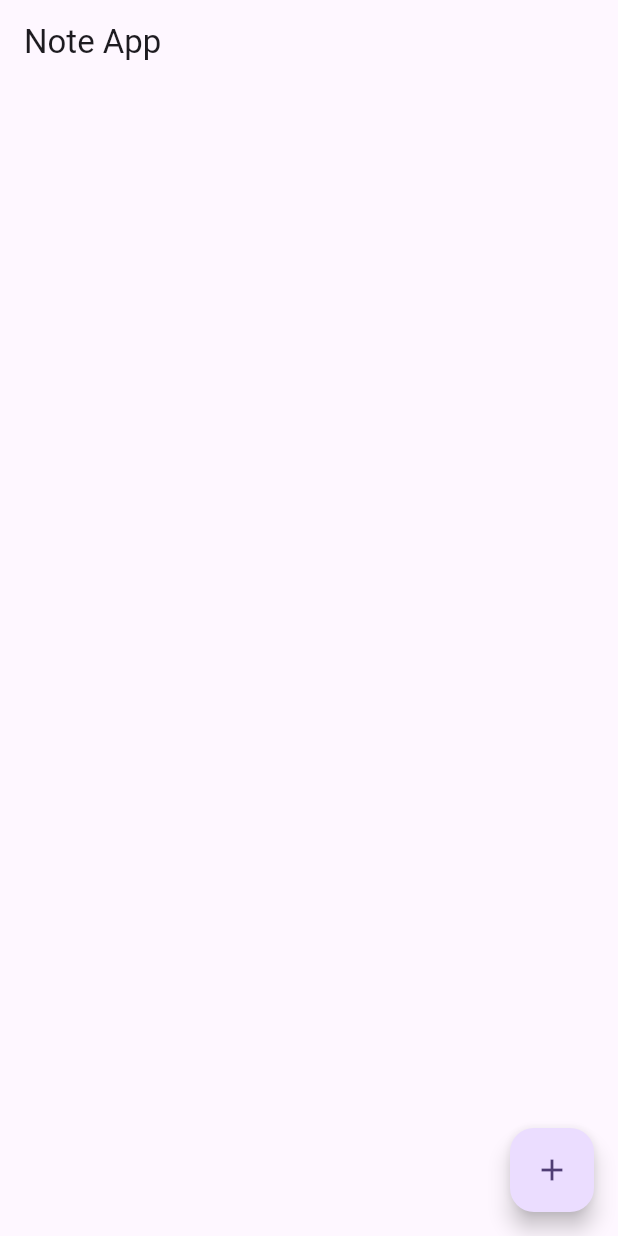
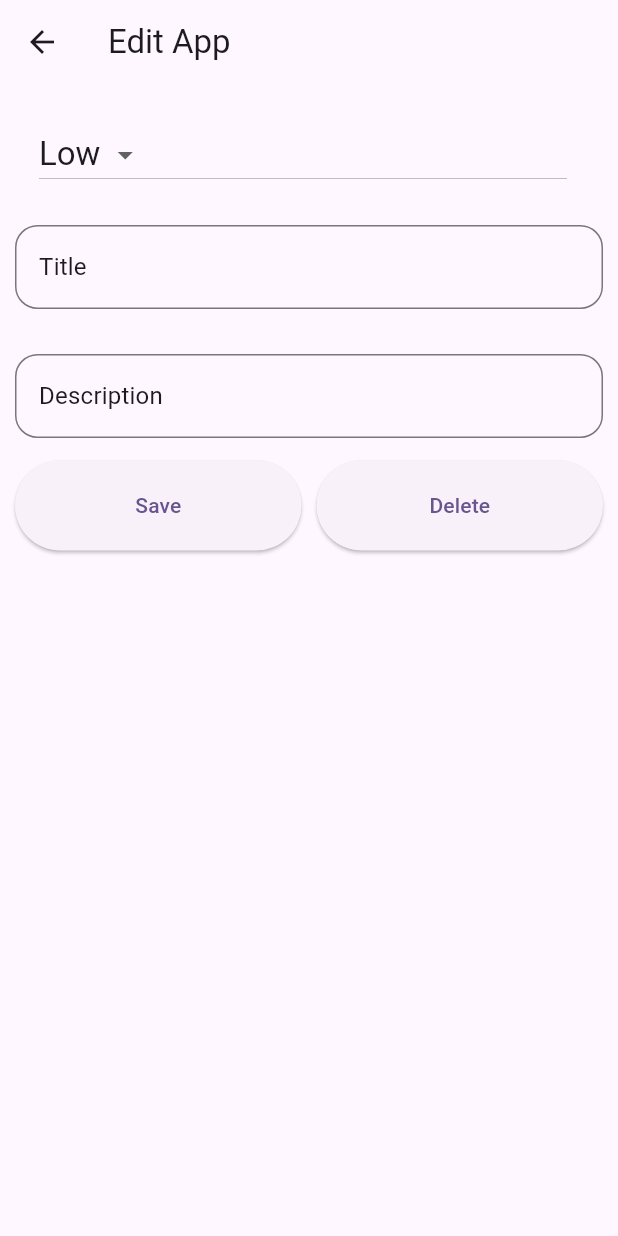
Before and after one commit to wafaMohamed/note_app, a Flutter app: the screen it shows after launch, after a tap on the "add" icon, on a phone screen of 412 x 824 dp. Run offline on Flutter 3.47's test engine with Material 3 defaults, Android fonts, the phone set to English and light mode, and no system bars.

Commit message:
note details with custom widgets

```diff
--- /dev/null
+++ b/lib/pages/note_details_page.dart
@@ -0,0 +1,85 @@
+import 'package:flutter/material.dart';
+
+import '../widgets/custom_button.dart';
+import '../widgets/custom_text_feild.dart';
+
+class NoteDetailsPage extends StatefulWidget {
+  const NoteDetailsPage({super.key});
+
+  static var _priorities = ['High', 'Low'];
+
+  @override
+  State<NoteDetailsPage> createState() => _NoteDetailsPageState();
+}
+
+class _NoteDetailsPageState extends State<NoteDetailsPage> {
+  TextEditingController titleController = TextEditingController();
+  TextEditingController descriptionController = TextEditingController();
+
+  @override
+  Widget build(BuildContext context) {
+    var textStyle = Theme.of(context).textTheme.titleLarge;
+    return Scaffold(
+      appBar: AppBar(
+        title: Text('Edit App'),
+      ),
+      body: Padding(
+        padding: const EdgeInsets.only(top: 15, left: 10, right: 10),
+        child: ListView(
+          children: [
+            ListTile(
+              title: DropdownButton(
+                items:
+                    NoteDetailsPage._priorities.map((String dropDownMenuItem) {
+                  return DropdownMenuItem(
+                    value: dropDownMenuItem,
+                    child: Text(dropDownMenuItem),
+                  );
+                }).toList(),
+                style: textStyle,
+                value: 'Low',
+                onChanged: (valueSelectedByUser) {
+                  setState(() {
+                    debugPrint('on Changed Tap $valueSelectedByUser');
+                  });
+                },
+              ),
+            ),
+            // fields
+
+            CustomTextField(
+              controller: titleController,
+              label: 'Title',
+              onChanged: (val) {},
+            ),
+            CustomTextField(
+              controller: descriptionController,
+              label: 'Description',
+              onChanged: (val) {},
+            ),
+            // buttons
+            Row(
+              children: [
+                Expanded(
+                  child: CustomButton(
+                    onPressed: () {},
+                    text: 'Save',
+                  ),
+                ),
+                const SizedBox(
+                  width: 10,
+                ),
+                Expanded(
+                  child: CustomButton(
+                    onPressed: () {},
+                    text: 'Delete',
+                  ),
+                ),
+              ],
+            )
+          ],
+        ),
+      ),
+    );
+  }
+}
--- a/lib/pages/note_page.dart
+++ b/lib/pages/note_page.dart
@@ -1,19 +1,28 @@
 import 'package:flutter/material.dart';
 
 import '../widgets/notes_listview.dart';
+import 'note_details_page.dart';
 
 class NotePage extends StatelessWidget {
   const NotePage({super.key});
 
   @override
   Widget build(BuildContext context) {
+    var textStyle = Theme.of(context).textTheme.titleLarge;
+
     return Scaffold(
       appBar: AppBar(
         title: Text('Note App'),
       ),
       body: const NotesListview(),
       floatingActionButton: FloatingActionButton(
-        onPressed: () {},
+        onPressed: () {
+          Navigator.of(context).push(
+            MaterialPageRoute(
+              builder: (context) => const NoteDetailsPage(),
+            ),
+          );
+        },
         tooltip: 'F',
         child: Icon(Icons.add),
       ),
--- /dev/null
+++ b/lib/widgets/custom_button.dart
@@ -0,0 +1,17 @@
+import 'package:flutter/material.dart';
+
+class CustomButton extends StatelessWidget {
+  const CustomButton({super.key, required this.onPressed, required this.text});
+
+  final VoidCallback onPressed;
+  final String text;
+
+  @override
+  Widget build(BuildContext context) {
+    return ElevatedButton(
+      style: ElevatedButton.styleFrom(padding: EdgeInsets.all(20)),
+      onPressed: onPressed,
+      child: Text(text),
+    );
+  }
+}
--- /dev/null
+++ b/lib/widgets/custom_text_feild.dart
@@ -0,0 +1,36 @@
+import 'package:flutter/material.dart';
+
+class CustomTextField extends StatelessWidget {
+  const CustomTextField(
+      {super.key,
+      required this.controller,
+      this.onChanged,
+      required this.label});
+
+  final TextEditingController controller;
+  final void Function(String)? onChanged;
+  final String label;
+
+  @override
+  Widget build(BuildContext context) {
+    var textStyle = Theme.of(context).textTheme.titleMedium;
+
+    return Padding(
+      padding: const EdgeInsets.symmetric(vertical: 15),
+      child: TextField(
+        controller: controller,
+        style: textStyle,
+        onChanged: onChanged,
+        decoration: InputDecoration(
+          labelText: label,
+          labelStyle: textStyle?.copyWith(
+            fontWeight: FontWeight.w400,
+          ),
+          border: OutlineInputBorder(
+            borderRadius: BorderRadius.circular(15),
+          ),
+        ),
+      ),
+    );
+  }
+}
```
